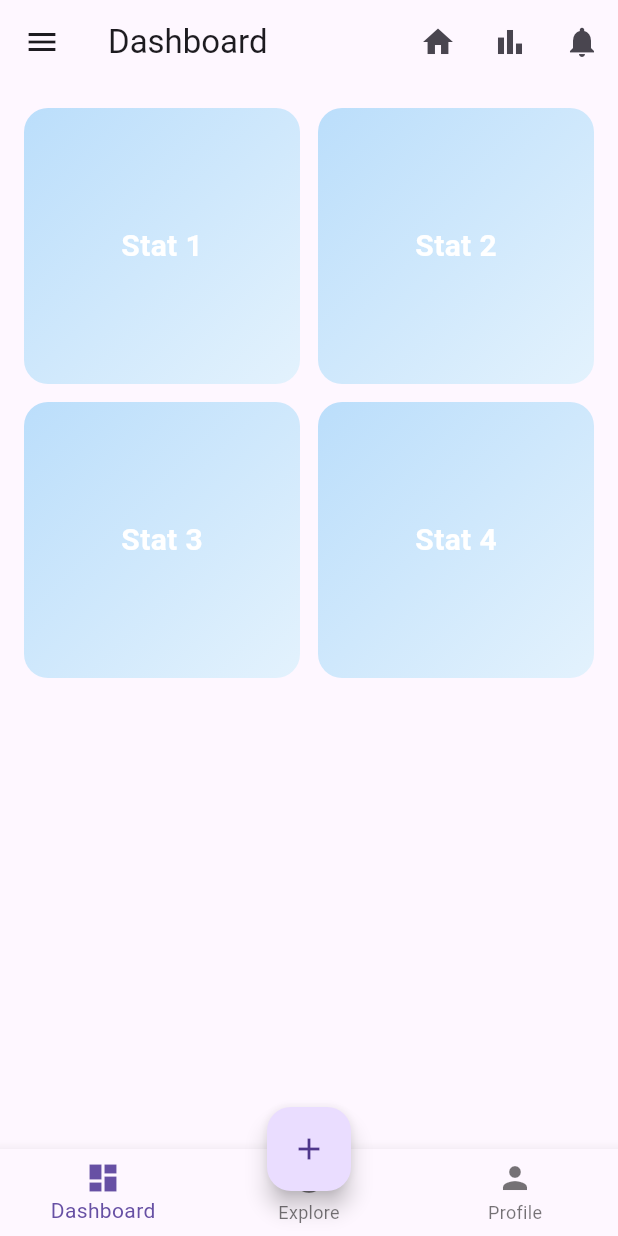
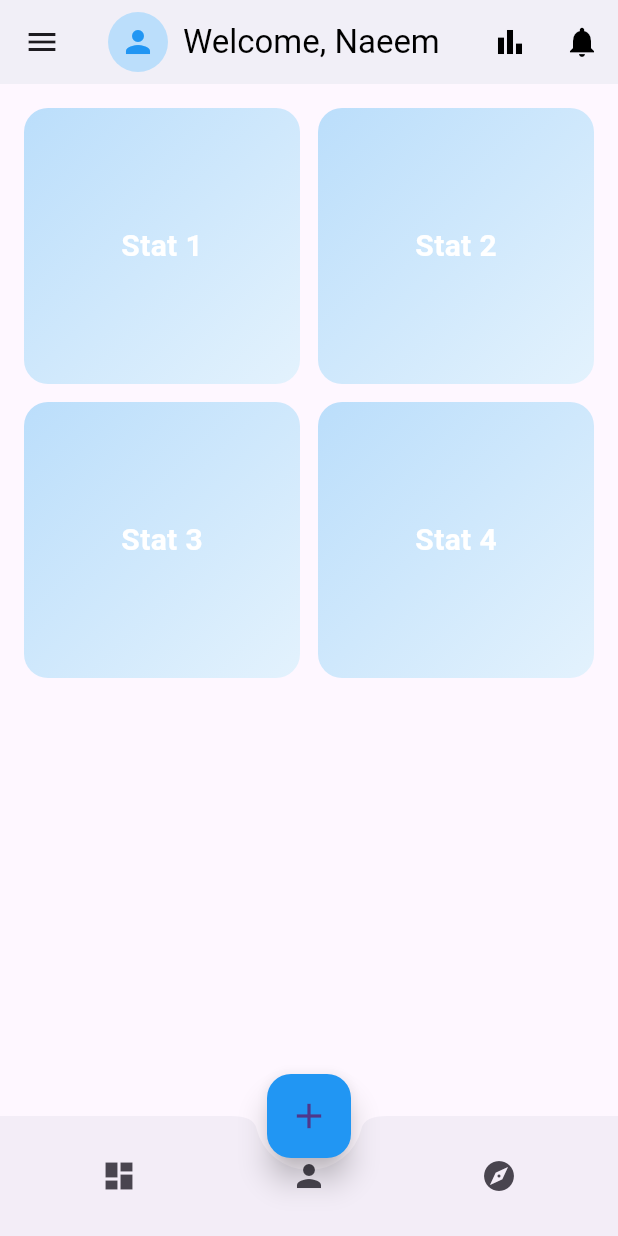
Before and after one commit to Rehman32/flutter_navigations, a Flutter app: the screen it shows after launch, on a phone screen of 412 x 824 dp. Run offline on Flutter 3.47's test engine with Material 3 defaults, Android fonts, the phone set to English and light mode, and no system bars; our stand-ins replace shared_preferences.

Commit message:
updating UI

```diff
--- a/lib/pages/dashboard_page.dart
+++ b/lib/pages/dashboard_page.dart
@@ -1,11 +1,13 @@
+import 'dart:convert';
 import 'package:flutter/material.dart';
+import 'package:shared_preferences/shared_preferences.dart';
+
 import './profile_page.dart';
 import './activity_detail_page.dart';
+import './stats_page.dart';
 import './alerts_page.dart';
-import './explore_page.dart';
+import './settings_page.dart';
 import './help_page.dart';
-import './settings_page.dart';
-import './stats_page.dart';
 
 class DashboardPage extends StatefulWidget {
   @override
@@ -13,13 +15,9 @@ class DashboardPage extends StatefulWidget {
 }
 
 class _DashboardPageState extends State<DashboardPage> with TickerProviderStateMixin {
-  int _currentIndex = 0;
   int _selectedCard = -1;
+  List<String> _activities = [];
 
-  // Local list of activities (in-memory)
-  List<String> _activities = ["Stat 1", "Stat 2", "Stat 3", "Stat 4"];
-
-  // Animation-related controllers
   late AnimationController _controller;
   late Animation<double> _fadeAnimation;
   late Animation<Offset> _slideAnimation;
@@ -28,6 +26,7 @@ class _DashboardPageState extends State<DashboardPage> with TickerProviderStateM
   @override
   void initState() {
     super.initState();
+    _loadActivities();
 
     _controller = AnimationController(
       vsync: this,
@@ -47,6 +46,26 @@ class _DashboardPageState extends State<DashboardPage> with TickerProviderStateM
     );
   }
 
+  Future<void> _saveActivities() async {
+    SharedPreferences prefs = await SharedPreferences.getInstance();
+    prefs.setString('activities', jsonEncode(_activities));
+  }
+
+  Future<void> _loadActivities() async {
+    SharedPreferences prefs = await SharedPreferences.getInstance();
+    String? data = prefs.getString('activities');
+
+    if (data != null) {
+      setState(() {
+        _activities = List<String>.from(jsonDecode(data));
+      });
+    } else {
+      setState(() {
+        _activities = ["Stat 1", "Stat 2", "Stat 3", "Stat 4"];
+      });
+    }
+  }
+
   @override
   void dispose() {
     _controller.dispose();
@@ -64,8 +83,7 @@ class _DashboardPageState extends State<DashboardPage> with TickerProviderStateM
         borderRadius: BorderRadius.vertical(top: Radius.circular(20)),
       ),
       builder: (context) {
-        _controller.forward(from: 0); // Restart animation
-
+        _controller.forward(from: 0);
         return Padding(
           padding: EdgeInsets.only(
             bottom: MediaQuery.of(context).viewInsets.bottom,
@@ -81,7 +99,7 @@ class _DashboardPageState extends State<DashboardPage> with TickerProviderStateM
                 children: [
                   FadeTransition(
                     opacity: _fadeAnimation,
-                    child: Icon(Icons.directions_run, size: 50, color: Colors.blue),
+                    child: Icon(Icons.fitness_center, size: 50, color: Colors.blue),
                   ),
                   SizedBox(height: 16),
                   SlideTransition(
@@ -101,9 +119,8 @@ class _DashboardPageState extends State<DashboardPage> with TickerProviderStateM
                       onPressed: () {
                         String title = _activityController.text.trim();
                         if (title.isNotEmpty) {
-                          setState(() {
-                            _activities.add(title);
-                          });
+                          setState(() => _activities.add(title));
+                          _saveActivities();
                         }
                         Navigator.pop(context);
                       },
@@ -125,22 +142,30 @@ class _DashboardPageState extends State<DashboardPage> with TickerProviderStateM
   Widget build(BuildContext context) {
     return Scaffold(
       appBar: AppBar(
-        title: Text("Dashboard"),
+        backgroundColor: Colors.white,
+        elevation: 4,
+        title: Row(
+          children: [
+            CircleAvatar(
+              backgroundColor: Colors.blue[100],
+              child: Icon(Icons.person, color: Colors.blue),
+            ),
+            SizedBox(width: 10),
+            Text(
+              "Welcome, Naeem",
+              style: TextStyle(color: Colors.black),
+            ),
+          ],
+        ),
         actions: [
           IconButton(
-            icon: Icon(Icons.home),
-            onPressed: () {
-              // Already on Dashboard
-            },
-          ),
-          IconButton(
-            icon: Icon(Icons.bar_chart),
+            icon: Icon(Icons.bar_chart, color: Colors.black),
             onPressed: () {
               Navigator.push(context, MaterialPageRoute(builder: (_) => StatsPage()));
             },
           ),
           IconButton(
-            icon: Icon(Icons.notifications),
+            icon: Icon(Icons.notifications, color: Colors.black),
             onPressed: () {
               Navigator.push(context, MaterialPageRoute(builder: (_) => AlertsPage()));
             },
@@ -150,31 +175,31 @@ class _DashboardPageState extends State<DashboardPage> with TickerProviderStateM
 
       drawer: Drawer(
         child: ListView(
+          padding: EdgeInsets.zero,
           children: [
-            DrawerHeader(
+            UserAccountsDrawerHeader(
+              accountName: Text("Naeem Ur Rehman"),
+              accountEmail: Text("naeem@example.com"),
+              currentAccountPicture: CircleAvatar(
+                backgroundColor: Colors.white,
+                child: Icon(Icons.person, size: 40),
+              ),
               decoration: BoxDecoration(color: Colors.blue),
-              child: Text("Welcome, Naeem", style: TextStyle(color: Colors.white, fontSize: 24)),
             ),
             ListTile(
-              leading: Icon(Icons.person),
+              leading: Icon(Icons.person_outline),
               title: Text("Profile"),
-              onTap: () {
-                Navigator.push(context, MaterialPageRoute(builder: (_) => ProfilePage()));
-              },
+              onTap: () => Navigator.push(context, MaterialPageRoute(builder: (_) => ProfilePage())),
             ),
             ListTile(
               leading: Icon(Icons.settings),
               title: Text("Settings"),
-              onTap: () {
-                Navigator.push(context, MaterialPageRoute(builder: (_) => SettingsPage()));
-              },
+              onTap: () => Navigator.push(context, MaterialPageRoute(builder: (_) => SettingsPage())),
             ),
             ListTile(
               leading: Icon(Icons.help_outline),
               title: Text("Help"),
-              onTap: () {
-                Navigator.push(context, MaterialPageRoute(builder: (_) => HelpPage()));
-              },
+              onTap: () => Navigator.push(context, MaterialPageRoute(builder: (_) => HelpPage())),
             ),
           ],
         ),
@@ -189,10 +214,7 @@ class _DashboardPageState extends State<DashboardPage> with TickerProviderStateM
           children: List.generate(_activities.length, (index) {
             return GestureDetector(
               onTap: () {
-                setState(() {
-                  _selectedCard = index;
-                });
-
+                setState(() => _selectedCard = index);
                 Navigator.push(
                   context,
                   MaterialPageRoute(
@@ -243,29 +265,41 @@ class _DashboardPageState extends State<DashboardPage> with TickerProviderStateM
           }),
         ),
       ),
-      bottomNavigationBar: BottomNavigationBar(
-        currentIndex: _currentIndex,
-        items: const [
-          BottomNavigationBarItem(icon: Icon(Icons.dashboard), label: "Dashboard"),
-          BottomNavigationBarItem(icon: Icon(Icons.explore), label: "Explore"),
-          BottomNavigationBarItem(icon: Icon(Icons.person), label: "Profile"),
-        ],
-        onTap: (index) {
-          if (index == 0) {
-            setState(() => _currentIndex = index); // Stay on Dashboard
-          } else if (index == 1) {
-            Navigator.push(context, MaterialPageRoute(builder: (_) => ExplorePage()));
-          } else if (index == 2) {
-            Navigator.push(context, MaterialPageRoute(builder: (_) => ProfilePage()));
-          }
-        },
-      ),
 
       floatingActionButton: FloatingActionButton(
         onPressed: _showAddActivityPanel,
-        child: Icon(Icons.add),
+        backgroundColor: Colors.blue,
+        child: Icon(Icons.add, size: 28),
+        elevation: 8,
       ),
       floatingActionButtonLocation: FloatingActionButtonLocation.centerDocked,
+
+      bottomNavigationBar: BottomAppBar(
+        shape: CircularNotchedRectangle(),
+        notchMargin: 8.0,
+        child: Container(
+          height: 60,
+          child: Row(
+            mainAxisAlignment: MainAxisAlignment.spaceAround,
+            children: [
+              IconButton(
+                icon: Icon(Icons.dashboard),
+                onPressed: () {}, // Already on dashboard
+              ),
+              IconButton(
+                icon: Icon(Icons.person),
+                onPressed: () {
+                  Navigator.push(context, MaterialPageRoute(builder: (_) => ProfilePage()));
+                },
+              ),
+              IconButton(onPressed:(){
+                Navigator.push(context, MaterialPageRoute(builder: (_) => ProfilePage()));
+              },
+                  icon: Icon(Icons.explore))
+            ],
+          ),
+        ),
+      ),
     );
   }
 }
--- a/pubspec.yaml
+++ b/pubspec.yaml
@@ -30,6 +30,7 @@ environment:
 dependencies:
   flutter:
     sdk: flutter
+  shared_preferences: ^2.2.2
 
   # The following adds the Cupertino Icons font to your application.
   # Use with the CupertinoIcons class for iOS style icons.
```
Also changed, not shown: pubspec.lock, 1 other file.
